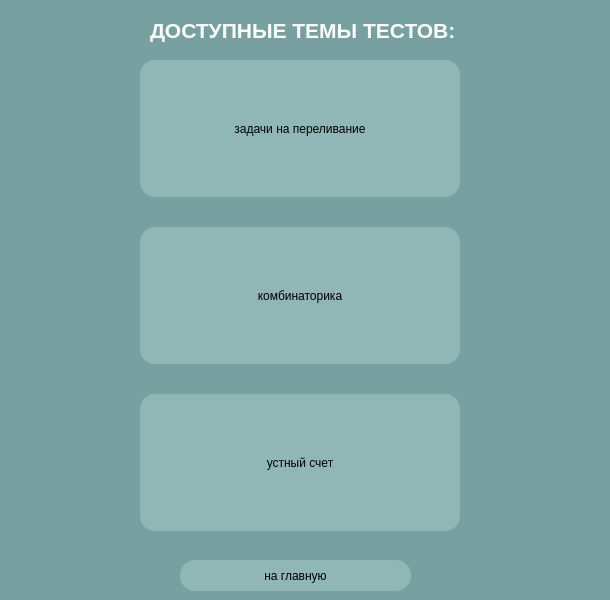
xiaoticc/maths_project, file profs.ui: the form before one commit.
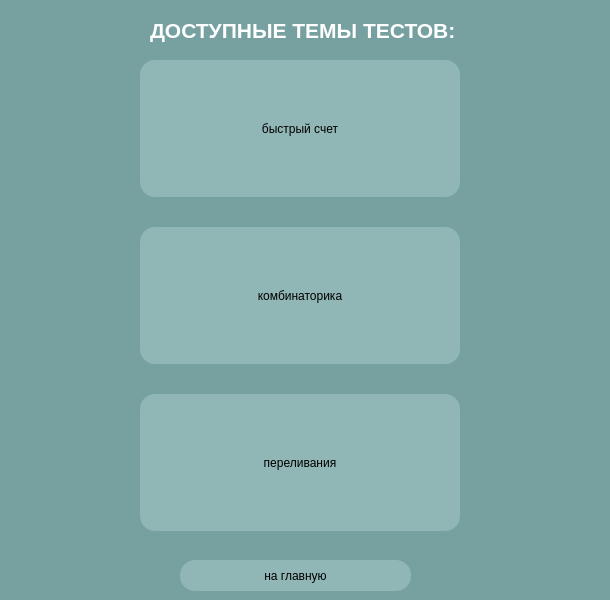
The form after the commit.

```diff
--- a/profs.ui
+++ b/profs.ui
@@ -107,7 +107,7 @@
 </string>
        </property>
        <property name="text">
-        <string>задачи на переливание</string>
+        <string>быстрый счет</string>
        </property>
        <attribute name="buttonGroup">
         <string notr="true">prof_buttons</string>
@@ -163,7 +163,7 @@
 }</string>
        </property>
        <property name="text">
-        <string>устный счет</string>
+        <string>переливания</string>
        </property>
        <attribute name="buttonGroup">
         <string notr="true">prof_buttons</string>
```
